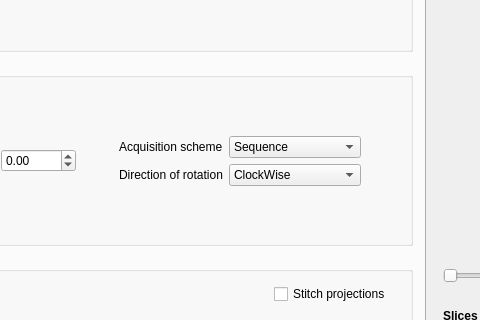
Qt form applications/muhrec/src/muhrecmainwindow.ui (neutronimaging/imagingsuite) before a commit; both pictures show x 415 to 895 and y 112 to 432 of the 1136 by 856 pixel window.
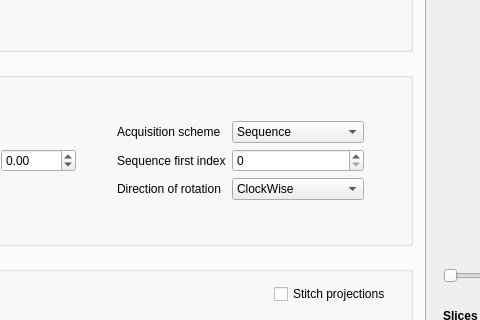
The same form after that commit. The open tabs and pages were chosen to show the change. Custom widgets are drawn as their Qt base class.

Commit message: Added golden start index to GUI Code cleanup

Patch:
```diff
--- a/applications/muhrec/src/muhrecmainwindow.ui
+++ b/applications/muhrec/src/muhrecmainwindow.ui
@@ -1205,14 +1205,14 @@
                  </item>
                 </widget>
                </item>
-               <item row="1" column="0">
+               <item row="2" column="0">
                 <widget class="QLabel" name="label_33">
                  <property name="text">
                   <string>Direction of rotation</string>
                  </property>
                 </widget>
                </item>
-               <item row="1" column="1">
+               <item row="2" column="1">
                 <widget class="QComboBox" name="comboDirRotation">
                  <property name="sizePolicy">
                   <sizepolicy hsizetype="Minimum" vsizetype="Fixed">
@@ -1235,6 +1235,20 @@
                  </item>
                 </widget>
                </item>
+               <item row="1" column="0">
+                <widget class="QLabel" name="label_goldenFirstIdx">
+                 <property name="text">
+                  <string>Sequence first index</string>
+                 </property>
+                </widget>
+               </item>
+               <item row="1" column="1">
+                <widget class="QSpinBox" name="spinBox_goldenFirstIdx">
+                 <property name="toolTip">
+                  <string>File index of the the first projection in a golden ratio sequence. This is needed to generate the correct angle sequence. Mostly this is '0' or '1'.</string>
+                 </property>
+                </widget>
+               </item>
               </layout>
              </item>
              <item>
```
The commit also changes 2 other files.
